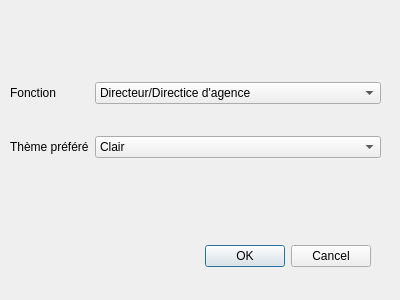
Qt form dialog.ui (sihamais/TheBank) before a commit.
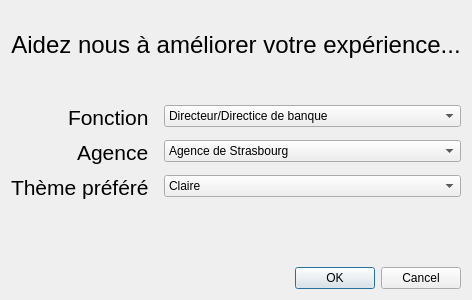
The same form after that commit.

Diff of the .ui file:
```diff
--- a/dialog.ui
+++ b/dialog.ui
@@ -13,15 +13,22 @@
   <property name="windowTitle">
    <string>Dialog</string>
   </property>
+  <layout class="QGridLayout" name="gridLayout">
+   <item row="4" column="0">
+    <spacer name="verticalSpacer_2">
+     <property name="orientation">
+      <enum>Qt::Vertical</enum>
+     </property>
+     <property name="sizeHint" stdset="0">
+      <size>
+       <width>20</width>
+       <height>40</height>
+      </size>
+     </property>
+    </spacer>
+   </item>
+   <item row="5" column="0">
   <widget class="QDialogButtonBox" name="buttonBox">
-   <property name="geometry">
-    <rect>
-     <x>30</x>
-     <y>240</y>
-     <width>341</width>
-     <height>32</height>
-    </rect>
-   </property>
    <property name="orientation">
     <enum>Qt::Horizontal</enum>
    </property>
@@ -29,18 +36,20 @@
     <set>QDialogButtonBox::Cancel|QDialogButtonBox::Ok</set>
    </property>
   </widget>
-  <widget class="QWidget" name="formLayoutWidget">
-   <property name="geometry">
-    <rect>
-     <x>10</x>
-     <y>19</y>
-     <width>371</width>
-     <height>201</height>
-    </rect>
-   </property>
+   </item>
+   <item row="3" column="0">
    <layout class="QFormLayout" name="formLayout">
-    <item row="0" column="0">
-     <spacer name="verticalSpacer">
+     <property name="labelAlignment">
+      <set>Qt::AlignRight|Qt::AlignTrailing|Qt::AlignVCenter</set>
+     </property>
+     <property name="horizontalSpacing">
+      <number>15</number>
+     </property>
+     <property name="verticalSpacing">
+      <number>10</number>
+     </property>
+     <item row="0" column="1">
+      <spacer name="verticalSpacer_4">
       <property name="orientation">
        <enum>Qt::Vertical</enum>
       </property>
@@ -53,12 +62,13 @@
      </spacer>
     </item>
     <item row="1" column="0">
-     <widget class="QLabel" name="label">
-      <property name="sizePolicy">
-       <sizepolicy hsizetype="Expanding" vsizetype="Expanding">
-        <horstretch>0</horstretch>
-        <verstretch>0</verstretch>
-       </sizepolicy>
+      <widget class="QLabel" name="functionLabel">
+       <property name="font">
+        <font>
+         <pointsize>16</pointsize>
+         <weight>50</weight>
+         <bold>false</bold>
+        </font>
       </property>
       <property name="text">
        <string>Fonction</string>
@@ -66,16 +76,10 @@
      </widget>
     </item>
     <item row="1" column="1">
-     <widget class="QComboBox" name="comboBox">
-      <property name="sizePolicy">
-       <sizepolicy hsizetype="Expanding" vsizetype="Fixed">
-        <horstretch>0</horstretch>
-        <verstretch>0</verstretch>
-       </sizepolicy>
-      </property>
+      <widget class="QComboBox" name="fonctionComboBox">
       <item>
        <property name="text">
-        <string>Directeur/Directice d'agence</string>
+         <string>Directeur/Directice de banque</string>
        </property>
       </item>
       <item>
@@ -85,21 +89,61 @@
       </item>
      </widget>
     </item>
-    <item row="2" column="0" colspan="2">
-     <spacer name="horizontalSpacer">
-      <property name="orientation">
-       <enum>Qt::Horizontal</enum>
-      </property>
-      <property name="sizeHint" stdset="0">
-       <size>
-        <width>40</width>
-        <height>20</height>
-       </size>
-      </property>
-     </spacer>
+     <item row="2" column="0">
+      <widget class="QLabel" name="agencyLabel">
+       <property name="font">
+        <font>
+         <pointsize>16</pointsize>
+        </font>
+       </property>
+       <property name="text">
+        <string>Agence</string>
+       </property>
+      </widget>
+     </item>
+     <item row="2" column="1">
+      <widget class="QComboBox" name="agencyComboBox">
+       <item>
+        <property name="text">
+         <string>Agence de Strasbourg</string>
+        </property>
+       </item>
+       <item>
+        <property name="text">
+         <string>Agence de Lille</string>
+        </property>
+       </item>
+       <item>
+        <property name="text">
+         <string>Agence de Nice</string>
+        </property>
+       </item>
+       <item>
+        <property name="text">
+         <string>Agence de Lyon</string>
+        </property>
+       </item>
+       <item>
+        <property name="text">
+         <string>Agence de Paris</string>
+        </property>
+       </item>
+       <item>
+        <property name="text">
+         <string/>
+        </property>
+       </item>
+      </widget>
     </item>
     <item row="3" column="0">
-     <widget class="QLabel" name="label_2">
+      <widget class="QLabel" name="themeLabel">
+       <property name="font">
+        <font>
+         <pointsize>16</pointsize>
+         <weight>50</weight>
+         <bold>false</bold>
+        </font>
+       </property>
       <property name="text">
        <string>Thème préféré</string>
       </property>
@@ -109,7 +153,7 @@
      <widget class="QComboBox" name="comboBox_2">
       <item>
        <property name="text">
-        <string>Clair</string>
+         <string>Claire</string>
        </property>
       </item>
       <item>
@@ -119,8 +163,8 @@
       </item>
      </widget>
     </item>
-    <item row="4" column="0">
-     <spacer name="verticalSpacer_2">
+     <item row="4" column="1">
+      <spacer name="verticalSpacer_5">
       <property name="orientation">
        <enum>Qt::Vertical</enum>
       </property>
@@ -133,7 +177,47 @@
      </spacer>
     </item>
    </layout>
-  </widget>
+   </item>
+   <item row="0" column="0">
+    <spacer name="verticalSpacer">
+     <property name="orientation">
+      <enum>Qt::Vertical</enum>
+     </property>
+     <property name="sizeHint" stdset="0">
+      <size>
+       <width>20</width>
+       <height>40</height>
+      </size>
+     </property>
+    </spacer>
+   </item>
+   <item row="1" column="0">
+    <widget class="QLabel" name="label_3">
+     <property name="sizePolicy">
+      <sizepolicy hsizetype="Preferred" vsizetype="Preferred">
+       <horstretch>0</horstretch>
+       <verstretch>0</verstretch>
+      </sizepolicy>
+     </property>
+     <property name="font">
+      <font>
+       <pointsize>18</pointsize>
+       <weight>50</weight>
+       <bold>false</bold>
+      </font>
+     </property>
+     <property name="text">
+      <string>Aidez nous à améliorer votre expérience...</string>
+     </property>
+     <property name="scaledContents">
+      <bool>false</bool>
+     </property>
+     <property name="alignment">
+      <set>Qt::AlignCenter</set>
+     </property>
+    </widget>
+   </item>
+  </layout>
  </widget>
  <resources/>
  <connections>
```
Left out of the diff: 7 changed lines with no effect on the pictures. Lines whose indentation alone changed are shown as unchanged.
